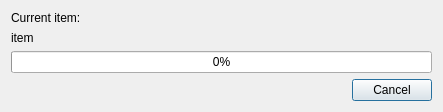
This is source/client/ui/file_remove_dialog.ui in dchapyshev/aspia as Qt 5 draws it before an edit. The edited form follows.
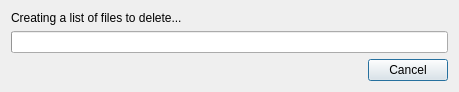
This is the edited form.

Commit message: - Improvements to the remove dialog.

Patch:
```diff
--- a/source/client/ui/file_remove_dialog.ui
+++ b/source/client/ui/file_remove_dialog.ui
@@ -6,34 +6,23 @@
    <rect>
     <x>0</x>
     <y>0</y>
-    <width>443</width>
-    <height>108</height>
+    <width>459</width>
+    <height>91</height>
    </rect>
   </property>
   <property name="windowTitle">
    <string>Deleting...</string>
   </property>
   <layout class="QVBoxLayout" name="verticalLayout">
-   <item>
-    <widget class="QLabel" name="label">
-     <property name="text">
-      <string>Current item:</string>
-     </property>
-    </widget>
-   </item>
    <item>
     <widget class="QLabel" name="label_current_item">
      <property name="text">
-      <string notr="true">item</string>
+      <string>Creating a list of files to delete...</string>
      </property>
     </widget>
    </item>
    <item>
-    <widget class="QProgressBar" name="progress">
-     <property name="value">
-      <number>0</number>
-     </property>
-    </widget>
+    <widget class="QProgressBar" name="progress"/>
    </item>
    <item>
     <widget class="QDialogButtonBox" name="button_box">
```
Left out of the diff: 2 changed lines with no effect on the pictures. The commit also changes 1 other file.
